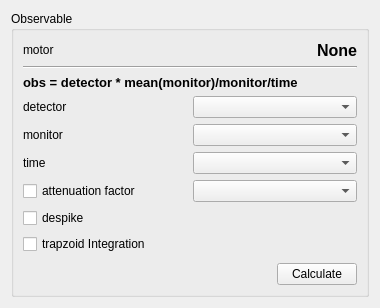
This is gui/ui/iintobservable.ui in syncope/adapt as Qt 5 draws it before an edit. The edited form follows.
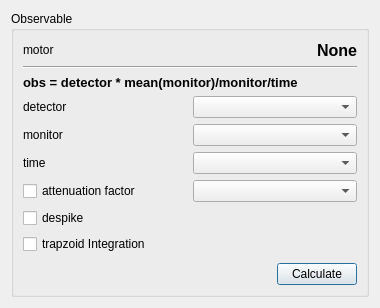
This is the edited form.

Commit message: + set default focus for all gui elements in the ui file

The edit to the form file:
```diff
--- a/gui/ui/iintobservable.ui
+++ b/gui/ui/iintobservable.ui
@@ -605,6 +605,9 @@
             <property name="text">
              <string>Calculate</string>
             </property>
+            <property name="default">
+             <bool>true</bool>
+            </property>
            </widget>
           </item>
          </layout>
```
Left out of the diff: 3 changed lines with no effect on the pictures. The commit also changes 8 other files.
